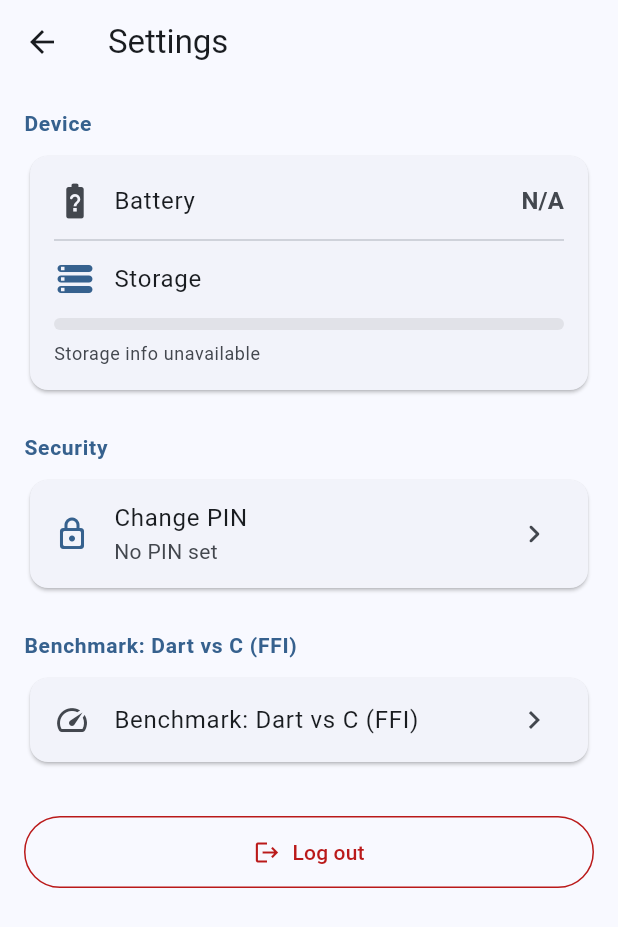
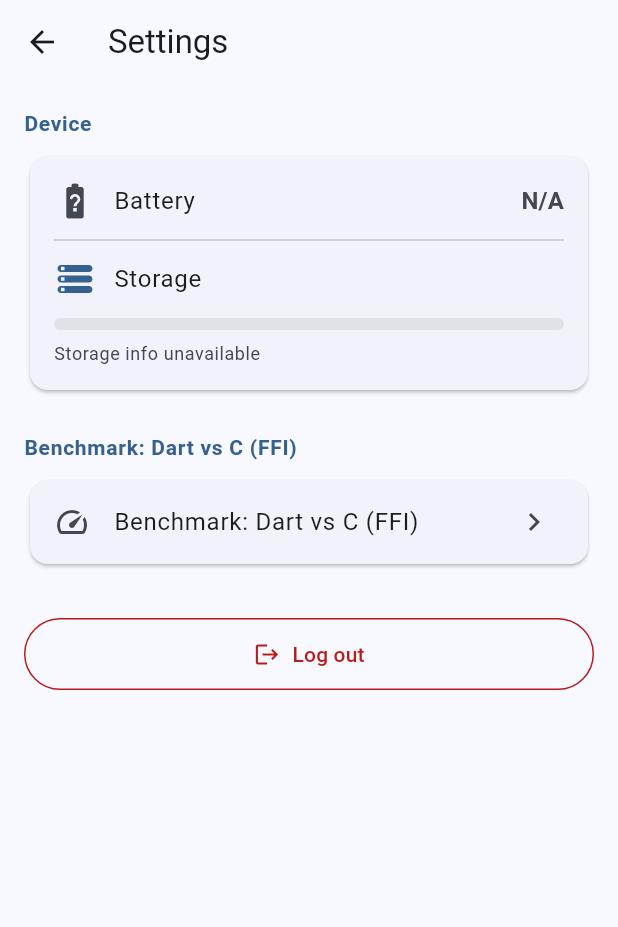
Before and after one commit to KazhymukhanYerkinov/ipr_s3, a Flutter app: the _SettingsView screen opened directly, on a phone screen of 412 x 824 dp. Shown: the top 927 px of the screen. Run offline on Flutter 3.47's test engine with Material 3 defaults, Android fonts, the phone set to English and light mode, and no system bars; our stand-ins replace auto_route, file_picker, firebase_auth, firebase_core, flutter_bloc, flutter_secure_storage and 9 more; missing offline and left inert: dart:ffi, devtools_extensions, encrypt, pdfx; accounts and stored records are empty.

Commit message:
[feat]: the last commit

```diff
--- a/lib/features/files/data/services/files_service.dart
+++ b/lib/features/files/data/services/files_service.dart
@@ -1,7 +1,6 @@
 import 'dart:typed_data';
 
 import 'package:injectable/injectable.dart';
-import 'package:uuid/uuid.dart';
 import 'package:ipr_s3/core/error/exceptions.dart';
 import 'package:ipr_s3/core/error/failures.dart';
 import 'package:ipr_s3/core/platform/native_hash_behavior.dart';
@@ -17,6 +16,7 @@ import 'package:ipr_s3/features/files/domain/behaviors/get_files_behavior.dart';
 import 'package:ipr_s3/features/files/domain/behaviors/import_file_behavior.dart';
 import 'package:ipr_s3/features/files/domain/behaviors/search_files_behavior.dart';
 import 'package:ipr_s3/features/files/domain/models/secure_file_entity.dart';
+import 'package:uuid/uuid.dart';
 
 @lazySingleton
 class FilesService
--- a/lib/features/settings/presentation/bloc/settings_bloc.dart
+++ b/lib/features/settings/presentation/bloc/settings_bloc.dart
@@ -1,35 +1,15 @@
 import 'package:flutter_bloc/flutter_bloc.dart';
 import 'package:injectable/injectable.dart';
 import 'package:ipr_s3/core/platform/device_info_behavior.dart';
-import 'package:ipr_s3/features/auth/domain/use_cases/delete_pin_use_case.dart';
-import 'package:ipr_s3/features/auth/domain/use_cases/has_pin_use_case.dart';
-import 'package:ipr_s3/features/auth/domain/use_cases/set_pin_use_case.dart';
-import 'package:ipr_s3/features/auth/domain/use_cases/verify_pin_use_case.dart';
 import 'package:ipr_s3/features/settings/presentation/bloc/settings_event.dart';
 import 'package:ipr_s3/features/settings/presentation/bloc/settings_state.dart';
 
 @injectable
 class SettingsBloc extends Bloc<SettingsEvent, SettingsState> {
   final DeviceInfoBehavior _deviceInfo;
-  final HasPinUseCase _hasPin;
-  final VerifyPinUseCase _verifyPin;
-  final SetPinUseCase _setPin;
-  final DeletePinUseCase _deletePin;
 
-  SettingsBloc(
-    this._deviceInfo,
-    this._hasPin,
-    this._verifyPin,
-    this._setPin,
-    this._deletePin,
-  ) : super(const SettingsState.initial()) {
-    _setupHandlers();
-  }
-
-  void _setupHandlers() {
+  SettingsBloc(this._deviceInfo) : super(const SettingsState.initial()) {
     on<SettingsLoadRequested>(_onLoad);
-    on<PinChangeRequested>(_onPinChange);
-    on<PinDeleteRequested>(_onPinDelete);
   }
 
   Future<void> _onLoad(
@@ -43,43 +23,13 @@ class SettingsBloc extends Bloc<SettingsEvent, SettingsState> {
       _deviceInfo.getFreeStorage(),
       _deviceInfo.getTotalStorage(),
     ]);
-    final hasPinResult = await _hasPin();
 
     emit(
       SettingsState.loaded(
         batteryLevel: deviceResults[0],
         freeStorage: deviceResults[1],
         totalStorage: deviceResults[2],
-        hasPin: hasPinResult.value ?? false,
       ),
     );
   }
-
-  Future<void> _onPinChange(
-    PinChangeRequested event,
-    Emitter<SettingsState> emit,
-  ) async {
-    final verifyResult = await _verifyPin(event.oldPin);
-    if (verifyResult.isError || verifyResult.value != true) {
-      final currentState = state;
-      if (currentState is SettingsLoaded) {
-        emit(currentState.copyWith(message: 'Incorrect current PIN'));
-      }
-      return;
-    }
-
-    await _setPin(event.newPin);
-    final currentState = state;
-    if (currentState is SettingsLoaded) {
-      emit(currentState.copyWith(message: 'PIN changed successfully'));
-    }
-  }
-
-  Future<void> _onPinDelete(
-    PinDeleteRequested event,
-    Emitter<SettingsState> emit,
-  ) async {
-    await _deletePin();
-    add(SettingsLoadRequested());
-  }
 }
--- a/lib/features/settings/presentation/bloc/settings_event.dart
+++ b/lib/features/settings/presentation/bloc/settings_event.dart
@@ -1,11 +1,3 @@
 sealed class SettingsEvent {}
 
 final class SettingsLoadRequested extends SettingsEvent {}
-
-final class PinChangeRequested extends SettingsEvent {
-  final String oldPin;
-  final String newPin;
-  PinChangeRequested({required this.oldPin, required this.newPin});
-}
-
-final class PinDeleteRequested extends SettingsEvent {}
--- a/lib/features/settings/presentation/bloc/settings_state.dart
+++ b/lib/features/settings/presentation/bloc/settings_state.dart
@@ -10,7 +10,6 @@ sealed class SettingsState with _$SettingsState {
     int? batteryLevel,
     int? freeStorage,
     int? totalStorage,
-    required bool hasPin,
     @Default('') String message,
   }) = SettingsLoaded;
   const factory SettingsState.error({required String message}) = SettingsError;
--- a/lib/features/settings/presentation/screens/settings_screen.dart
+++ b/lib/features/settings/presentation/screens/settings_screen.dart
@@ -14,9 +14,7 @@ import 'package:ipr_s3/features/settings/presentation/bloc/settings_bloc.dart';
 import 'package:ipr_s3/features/settings/presentation/bloc/settings_event.dart';
 import 'package:ipr_s3/features/settings/presentation/bloc/settings_state.dart';
 import 'package:ipr_s3/features/settings/presentation/widgets/device_info_card.dart';
-import 'package:ipr_s3/features/settings/presentation/widgets/change_pin_dialog.dart';
 import 'package:ipr_s3/features/settings/presentation/widgets/section_header.dart';
-import 'package:ipr_s3/features/settings/presentation/widgets/security_card.dart';
 
 @RoutePage()
 class SettingsScreen extends StatelessWidget {
@@ -54,7 +52,6 @@ class _SettingsView extends StatelessWidget {
               :final batteryLevel,
               :final freeStorage,
               :final totalStorage,
-              :final hasPin,
             ) =>
               ListView(
                 padding: const EdgeInsets.all(16),
@@ -66,14 +63,6 @@ class _SettingsView extends StatelessWidget {
                     freeStorage: freeStorage,
                     totalStorage: totalStorage,
                     theme: theme,
-                  ),
-                  const SizedBox(height: 24),
-                  SectionHeader(title: l.security, theme: theme),
-                  const SizedBox(height: 8),
-                  SecurityCard(
-                    hasPin: hasPin,
-                    theme: theme,
-                    onChangePin: () => showChangePinDialog(context),
                   ),
                   const SizedBox(height: 24),
                   SectionHeader(title: l.benchmarkTitle, theme: theme),
--- a/lib/features/settings/presentation/widgets/security_card.dart
+++ /dev/null
@@ -1,37 +0,0 @@
-import 'package:flutter/material.dart';
-import 'package:ipr_s3/core/localization/localization_x.dart';
-
-class SecurityCard extends StatelessWidget {
-  final bool hasPin;
-  final ThemeData theme;
-  final VoidCallback onChangePin;
-
-  const SecurityCard({
-    super.key,
-    required this.hasPin,
-    required this.theme,
-    required this.onChangePin,
-  });
-
-  @override
-  Widget build(BuildContext context) {
-    final l = context.locale;
-
-    return Card(
-      child: Column(
-        children: [
-          ListTile(
-            leading: Icon(
-              Icons.lock_outline_rounded,
-              color: theme.colorScheme.primary,
-            ),
-            title: Text(l.changePin),
-            subtitle: Text(hasPin ? l.pinIsSet : l.noPinSet),
-            trailing: const Icon(Icons.chevron_right_rounded),
-            onTap: hasPin ? onChangePin : null,
-          ),
-        ],
-      ),
-    );
-  }
-}
```
Also changed, not shown: lib/features/settings/presentation/widgets/change_pin_dialog.dart (deleted, +0 -65 lines), lib/core/di/injection.config.dart, lib/features/settings/presentation/bloc/settings_state.freezed.dart, 2 other files.
